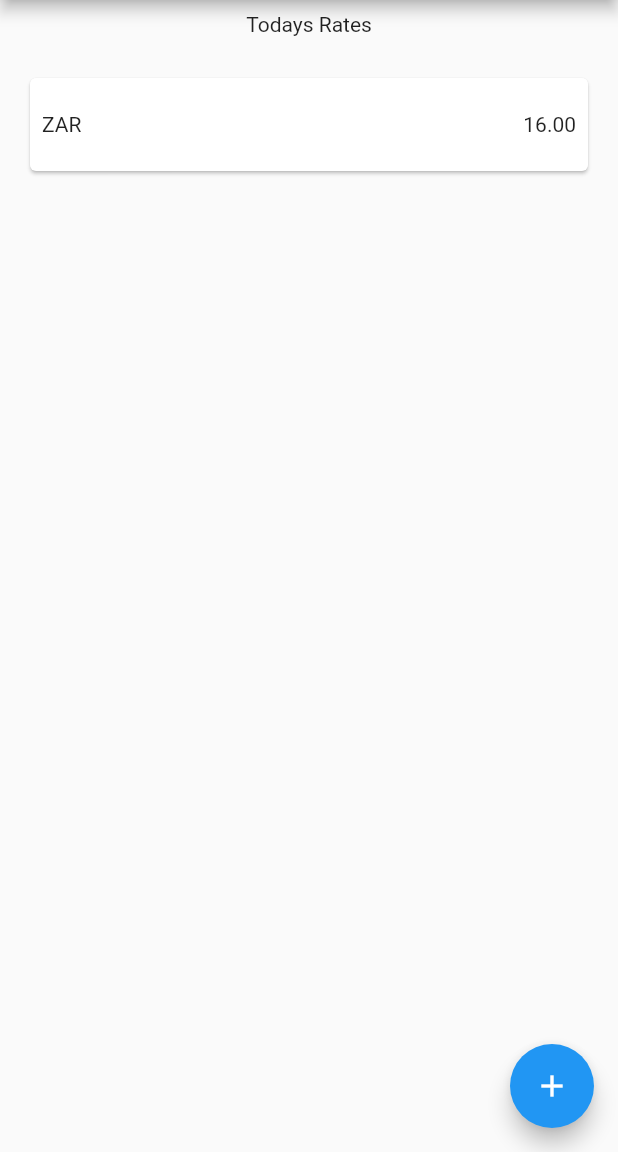
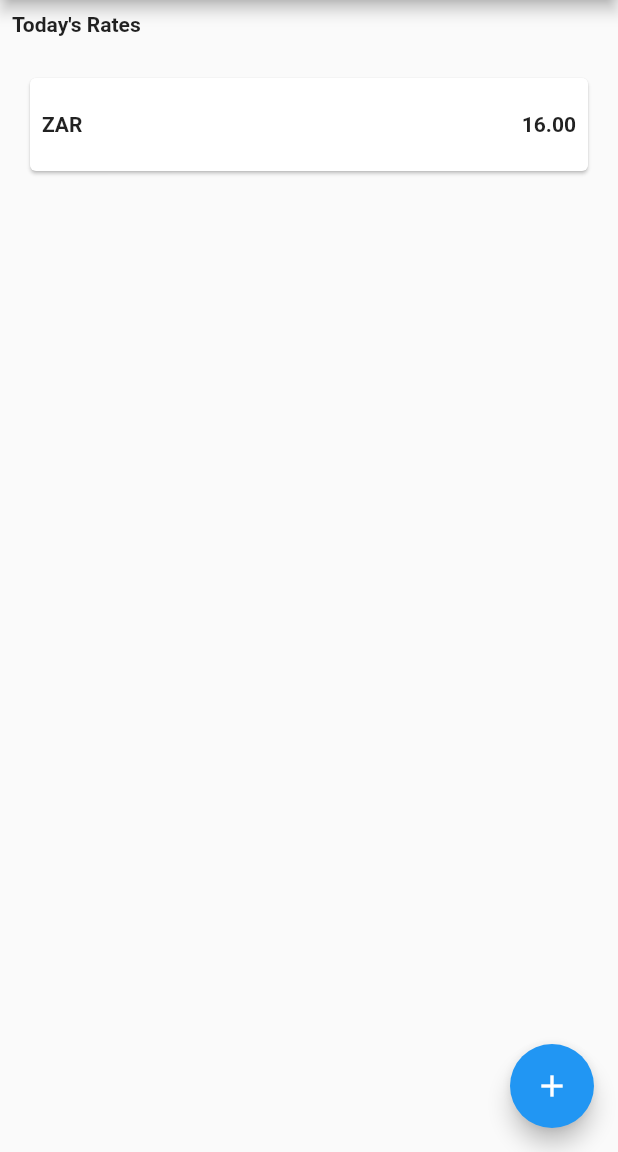
Before and after one commit to alistairholmes/ProjectX, a Flutter app: the screen it shows after launch, on a phone screen of 412 x 824 dp, the part 84-1236 px from its top. Run offline on Flutter 3.47's test engine with Material 2 defaults, Android fonts, the phone set to English and light mode, and no system bars; Roboto replaces fonts that are missing (GothicA1).

Commit message:
Add fonts

```diff
--- a/lib/main.dart
+++ b/lib/main.dart
@@ -12,6 +12,7 @@ class MyApp extends StatelessWidget {
       title: 'Flutter Demo',
       theme: ThemeData(
         primarySwatch: Colors.blue,
+        fontFamily: 'GothicA1',
       ),
       home: HomeScreen(),
     );
--- a/lib/screens/home_screen.dart
+++ b/lib/screens/home_screen.dart
@@ -1,3 +1,4 @@
+import 'package:flutter/cupertino.dart';
 import 'package:flutter/material.dart';
 import 'package:project_x/screens/add_currency_screen.dart';
 import 'package:project_x/widgets/currency_card.dart';
@@ -9,15 +10,22 @@ class HomeScreen extends StatelessWidget {
   Widget build(BuildContext context) {
     return Scaffold(
       appBar: AppBar(
-        title: Text('Project X'),
+        title: Text(
+          'Project X',
+          style: TextStyle(),
+        ),
         centerTitle: true,
       ),
       body: Column(
         mainAxisAlignment: MainAxisAlignment.start,
+        crossAxisAlignment: CrossAxisAlignment.start,
         children: [
           Padding(
             padding: const EdgeInsets.all(8.0),
-            child: Text('Todays Rates'),
+            child: Text(
+              'Today\'s Rates',
+              style: TextStyle(fontWeight: FontWeight.bold),
+            ),
           ),
           CurrencyCard(),
         ],
--- a/lib/widgets/currency_card.dart
+++ b/lib/widgets/currency_card.dart
@@ -13,11 +13,13 @@ class CurrencyCard extends StatelessWidget {
             children: [
               Padding(
                 padding: const EdgeInsets.all(8.0),
-                child: Text('ZAR'),
+                child:
+                    Text('ZAR', style: TextStyle(fontWeight: FontWeight.bold)),
               ),
               Padding(
                 padding: const EdgeInsets.all(8.0),
-                child: Text('16.00'),
+                child: Text('16.00',
+                    style: TextStyle(fontWeight: FontWeight.bold)),
               )
             ],
           ),
```
Also changed, not shown: pubspec.yaml (+6 -16 lines), 3 other files.
